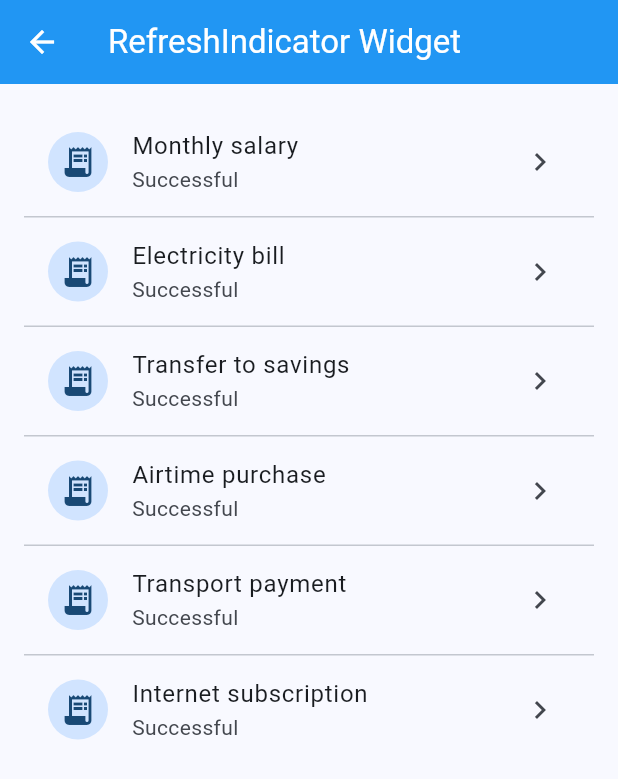
After one commit to Ogheneovo-tatum/Legal_Referrals_Displays, a Flutter app: the screen it shows after launch, after a tap on "RefreshIndicator Widget", on a phone screen of 412 x 824 dp. The commit adds this screen. Shown: the top 779 px of the screen. Run offline on Flutter 3.47's test engine with Material 3 defaults, Android fonts, the phone set to English and light mode, and no system bars.

Commit message:
added a refresh indicator screen implementation

```diff
--- a/lib/screens/home_screen.dart
+++ b/lib/screens/home_screen.dart
@@ -7,6 +7,7 @@ import 'wrap_screen.dart';
 import 'grid_view_screen.dart';
 import 'aspect_ratio_screen.dart';
 import 'layout_builder_screen.dart';
+import 'refresh_indicator_screen.dart';
 
 class HomeScreen extends StatelessWidget {
   const HomeScreen({super.key});
@@ -106,6 +107,14 @@ class HomeScreen extends StatelessWidget {
             onTap: () => openScreen(context,
                 const LayoutBuilderScreen()),
           ),
+          ListTile(
+            leading: const Icon(Icons.refresh),
+            title: const Text('RefreshIndicator Widget'),
+            subtitle: const Text('Pull down to refresh transactions'),
+            trailing: const Icon(Icons.arrow_forward_ios),
+            onTap: () => openScreen(context,
+                const RefreshIndicatorScreen()),
+          ),
         ],
       ),
     );
--- /dev/null
+++ b/lib/screens/refresh_indicator_screen.dart
@@ -0,0 +1,94 @@
+import 'package:flutter/material.dart';
+
+class RefreshIndicatorScreen extends StatefulWidget {
+  const RefreshIndicatorScreen({super.key});
+
+  @override
+  State<RefreshIndicatorScreen> createState() =>
+      _RefreshIndicatorScreenState();
+}
+
+class _RefreshIndicatorScreenState
+    extends State<RefreshIndicatorScreen> {
+
+  // Our sample transaction data.
+  final List<String> transactions = [
+    'Monthly salary',
+    'Electricity bill',
+    'Transfer to savings',
+    'Airtime purchase',
+    'Transport payment',
+    'Internet subscription',
+  ];
+
+  // Function that runs when the user pulls down.
+  Future<void> refreshTransactions() async {
+
+    // Simulate waiting for an API response.
+    await Future.delayed(
+      const Duration(seconds: 2),
+    );
+
+    // Make sure the screen is still active.
+    if (!mounted) return;
+
+    // Update the transaction list.
+    setState(() {
+      transactions.insert(
+        0,
+        'Hair payment',
+      );
+    });
+  }
+
+  @override
+  Widget build(BuildContext context) {
+    return Scaffold(
+      appBar: AppBar(
+        title: const Text('RefreshIndicator Widget'),
+        backgroundColor: Colors.blue,
+        foregroundColor: Colors.white,
+      ),
+
+      body: RefreshIndicator(
+        color: Colors.blue,
+        backgroundColor: Colors.white,
+        displacement: 50,
+        strokeWidth: 3,
+
+        onRefresh: refreshTransactions,
+
+        child: ListView.separated(
+          physics: const AlwaysScrollableScrollPhysics(),
+          padding: const EdgeInsets.all(16),
+
+          itemCount: transactions.length,
+
+          itemBuilder: (context, index) {
+            return ListTile(
+              leading: const CircleAvatar(
+                child: Icon(Icons.receipt_long),
+              ),
+
+              title: Text(
+                transactions[index],
+              ),
+
+              subtitle: const Text(
+                'Successful',
+              ),
+
+              trailing: const Icon(
+                Icons.chevron_right,
+              ),
+            );
+          },
+
+          separatorBuilder: (context, index) {
+            return const Divider(height: 1);
+          },
+        ),
+      ),
+    );
+  }
+}
```
